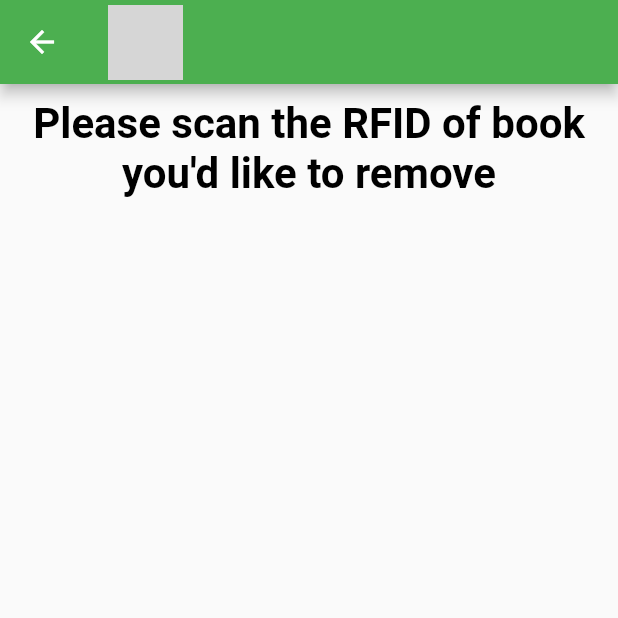
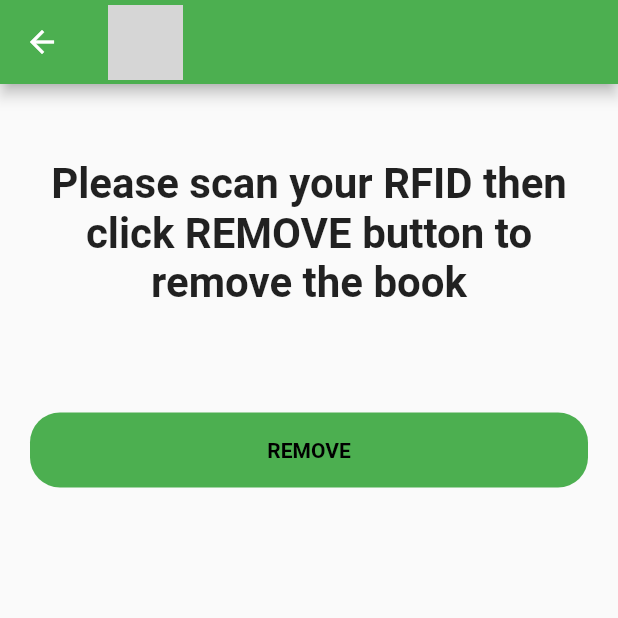
Before and after one commit to mattiamirigaldi/IMS_project_PLCS, a Flutter app: the TRemoveBook screen opened directly, on a phone screen of 412 x 824 dp, the top half of it. Run offline on Flutter 3.47's test engine with Material 2 defaults, Android fonts, the phone set to English and light mode, and no system bars; our stand-ins replace flutter_easyloading; grey boxes are pictures that could not be loaded.

Commit message:
Book remove function added

```diff
--- a/Ims_Flutter/lib/Totem/Operator/TRemoveBook.dart
+++ b/Ims_Flutter/lib/Totem/Operator/TRemoveBook.dart
@@ -1,6 +1,7 @@
 // ignore_for_file: file_names, camel_case_types
 
 import 'package:flutter/material.dart';
+import 'services_op/TOp_http_services.dart';
 
 class TRemoveBook extends StatefulWidget {
   const TRemoveBook({Key? key}) : super(key: key);
@@ -9,9 +10,8 @@ class TRemoveBook extends StatefulWidget {
 }
 
 class _GenreListState extends State<TRemoveBook> {
+  // ignore: unused_field
   final _formKey = GlobalKey<FormState>();
-  String bkid = "21";
-
   @override
   Widget build(BuildContext context) {
     return Scaffold(
@@ -21,22 +21,42 @@ class _GenreListState extends State<TRemoveBook> {
             image: AssetImage('images/logo.png'),
             height: 50,
           )),
-        body: Form(
-          key: _formKey,
-          child: ListView(children: const <Widget>[
-            Padding(
-              padding: EdgeInsets.symmetric(horizontal: 20, vertical: 10),
+      body: Column(
+          crossAxisAlignment: CrossAxisAlignment.start,
+          mainAxisSize: MainAxisSize.min,
+          children: <Widget>[
+            const Padding(
+              padding: EdgeInsets.symmetric(horizontal: 30, vertical: 50),
               child: Center(
                   child: Text(
-                  "Please scan the RFID of book you'd like to remove",
+                      "Please scan your RFID then click REMOVE button to remove the book",
+                      textAlign: TextAlign.center,
+                      style: TextStyle(fontWeight: FontWeight.bold),
+                      textScaleFactor: 2)),
+            ),
+            InkWell(
+                child: Center(
+                    child: Container(
+                  margin:
+                      const EdgeInsets.symmetric(horizontal: 20, vertical: 20),
+                  child: const Center(
+                      child: Text("REMOVE",
+                          textAlign: TextAlign.center,
                           style: TextStyle(
-                      fontWeight: FontWeight.bold, color: Colors.black),
-                  textAlign: TextAlign.center,
-                  textScaleFactor: 2,
-                ),
-              ),
-            ),
+                              color: Colors.black,
+                              fontWeight: FontWeight.bold))),
+                  height: 50,
+                  width: 800,
+                  decoration: BoxDecoration(
+                      borderRadius: BorderRadius.circular(20),
+                      color: Colors.green),
+                )),
+                onTap: () async {
+                  await Httpservices.RemoveCheck_b(context);
+                  ScaffoldMessenger.of(context).showSnackBar(
+                      const SnackBar(content: Text("Login Success")));
+                }),
           ]),
-        ));
+    );
   }
 }
```
Also changed, not shown: Ims_Flutter/lib/Totem/Operator/services_op/TOp_http_services.dart (+23 -8 lines), 3 other files. Lines whose indentation alone changed are shown as unchanged.
